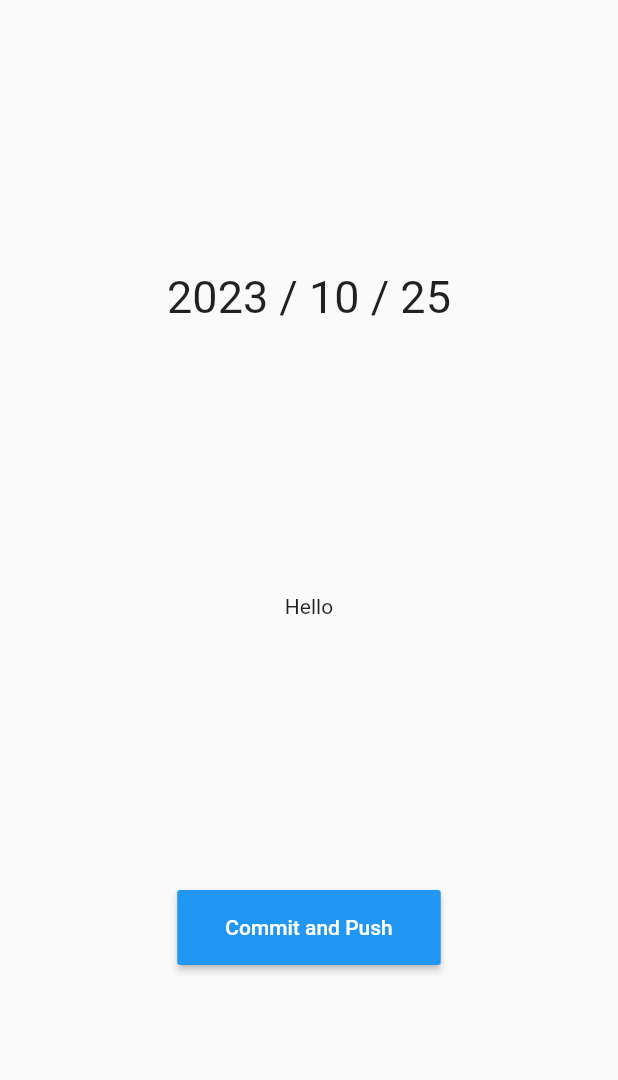
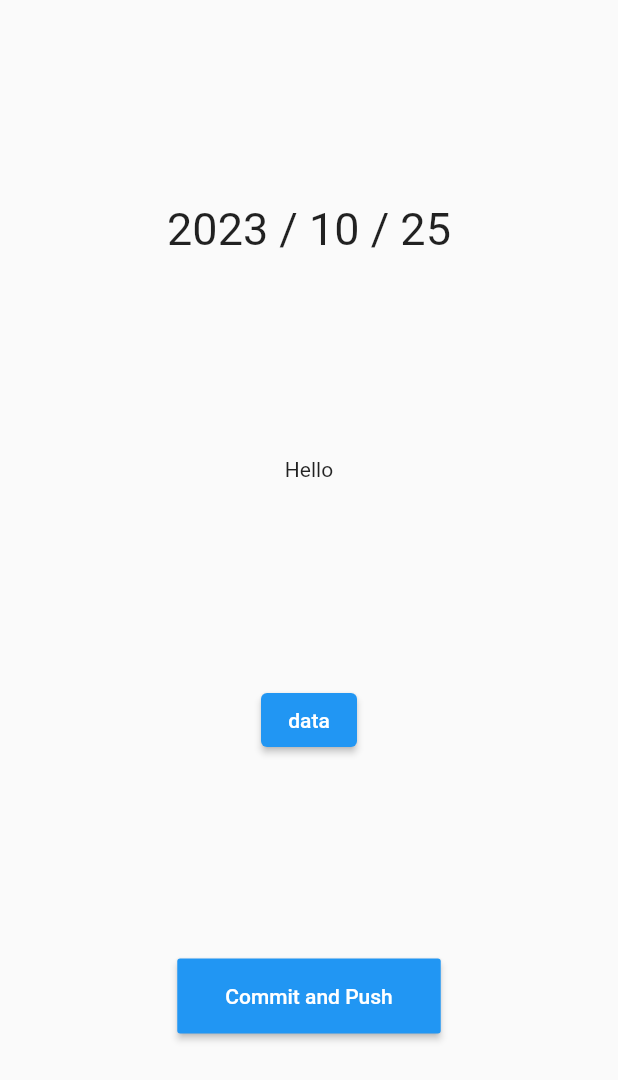
Before and after one commit to themusik/bolero, a Flutter app: the AddData screen opened directly, on a phone screen of 412 x 824 dp. Shown: the top 1080 px of the screen. Run offline on Flutter 3.47's test engine with Material 2 defaults, Android fonts, the phone set to English and light mode, and no system bars; our stand-ins replace flutter_heatmap_calendar, settings_ui, shared_preferences; accounts and stored records are empty.

Commit message:
:lipstick: center element

```diff
--- a/lib/views/addData/addData.view.dart
+++ b/lib/views/addData/addData.view.dart
@@ -1,16 +1,23 @@
+// import 'dart:collection';
+
 import 'package:flutter/material.dart';
 
 class AddData extends StatelessWidget {
   const AddData({super.key});
 
+  void saveAchievement(String str) {
+    print(str);
+  }
+
   @override
   Widget build(BuildContext context) {
     return Scaffold(
-        body: Column(
+        body: Center(
+            child: Column(
       mainAxisAlignment: MainAxisAlignment.spaceEvenly,
       children: <Widget>[
         Container(
-            margin: const EdgeInsets.symmetric(horizontal: 16.0),
+            margin: const EdgeInsets.symmetric(horizontal: 3.0),
             child: SafeArea(top: true, child: title())),
         Container(
             alignment: Alignment.center,
@@ -18,10 +25,15 @@ class AddData extends StatelessWidget {
               child: _dailyGoals(context),
             )),
         SafeArea(
+          child: ElevatedButton(
+              onPressed: () => saveAchievement('TODO'),
+              child: const Text('data')),
+        ),
+        SafeArea(
           child: commitButton(context),
         )
       ],
-    ));
+    )));
   }
 
   Widget title() {
--- a/lib/views/home.view.dart
+++ b/lib/views/home.view.dart
@@ -60,10 +60,10 @@ class _HomeState extends State<HomeView> {
 
   Widget _pageSelector(int index) {
     switch (MoreMenu.values[index]) {
-      case MoreMenu.SETTING:
+      case MoreMenu.setting:
         log('Setting is selected.');
         return const SettingsPage();
-      case MoreMenu.EDIT_GRAPHS:
+      case MoreMenu.editGraphs:
         log('Edit graph is selected');
         return const GoalOverview();
       default:
--- a/lib/views/settings/goalOverview.view.dart
+++ b/lib/views/settings/goalOverview.view.dart
@@ -23,12 +23,10 @@ class GoalOverview extends StatelessWidget {
               return Column(
                 mainAxisAlignment: MainAxisAlignment.start,
                 children: [
-                  // Text((index + 1).toString()),
                   TextField(
-                    // decoration: InputDecoration(labelText: snapshot.data[index]),
                     decoration: InputDecoration(
-                        labelText: 'Goal ${index + 1}',
-                        prefixText: goals[index]),
+                      labelText: 'Goal ${index + 1}',
+                    ),
                   )
                 ],
               );
--- a/lib/views/settings/heatmapColor.view.dart
+++ b/lib/views/settings/heatmapColor.view.dart
@@ -1,4 +1,3 @@
-import 'package:bolero/views/settings/settings.view.dart';
 import 'package:flutter/material.dart';
 
 class HeatmapColor {
```
Also changed, not shown: lib/views/more.view.dart (+5 -5 lines), 1 other file.
